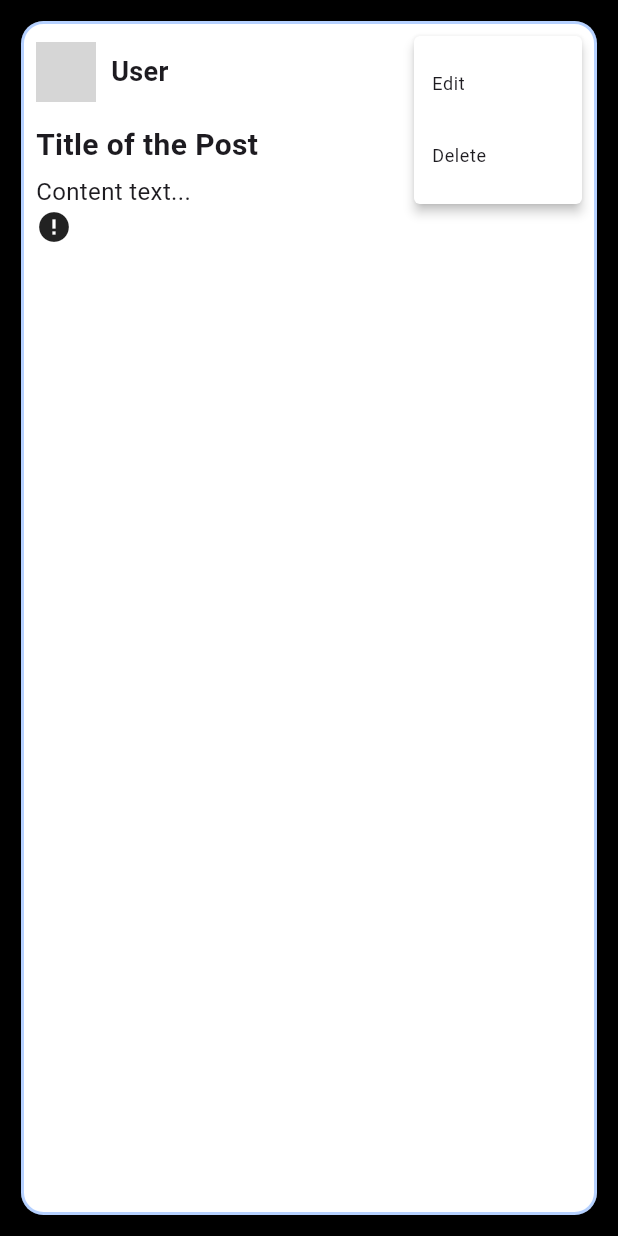
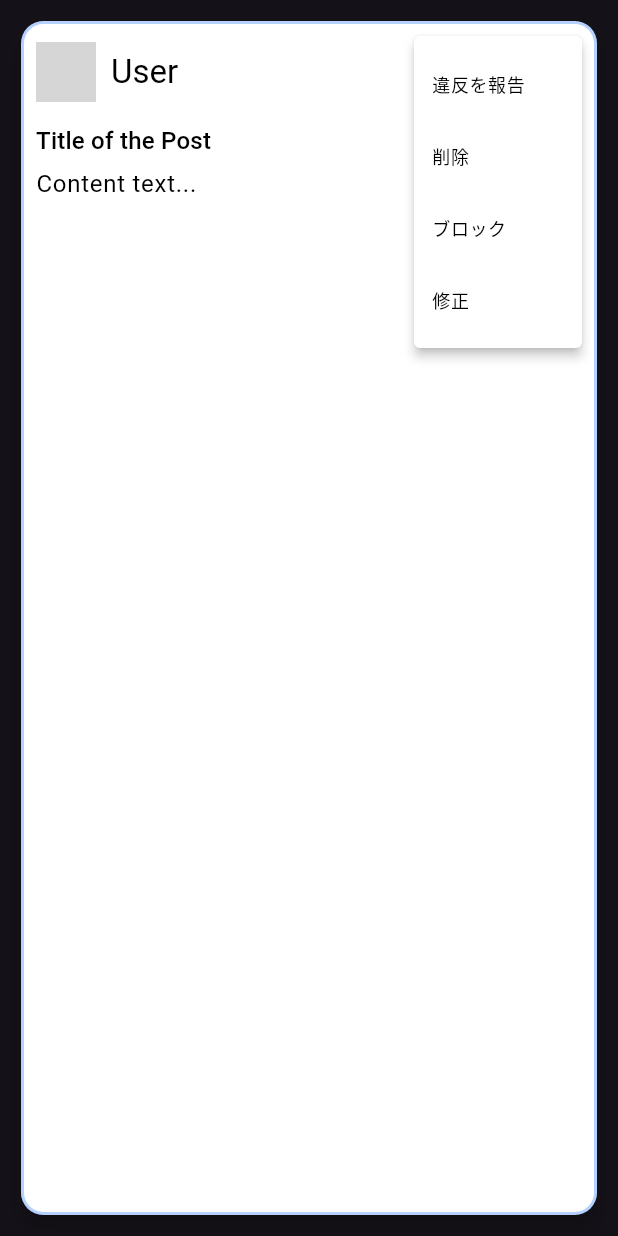
Before and after one commit to jhh78/what_this, a Flutter app: the ContentsCardWidget widget shown alone on an empty page, opened directly, after a tap on the "more vert" icon, on a phone screen of 412 x 824 dp. Run offline on Flutter 3.47's test engine with Material 3 defaults, Android fonts, the phone set to English and light mode, and no system bars; our stand-ins replace firebase_auth, firebase_core, flutter_signin_button, get, google_sign_in, hive and 4 more; accounts and stored records are empty; generated files the repository leaves out were written again; network calls fail; grey boxes are pictures that could not be loaded.

```diff
--- a/lib/screen/sign_in.dart
+++ b/lib/screen/sign_in.dart
@@ -6,8 +6,10 @@ import 'package:flutter/material.dart';
 import 'package:flutter_signin_button/button_list.dart';
 import 'package:flutter_signin_button/button_view.dart';
 import 'package:get/get.dart';
+import 'package:hive/hive.dart';
 import 'package:whats_this/screen/home.dart';
 import 'package:whats_this/service/auth.dart';
+import 'package:whats_this/util/hive.dart';
 
 class SignInScreen extends StatelessWidget {
   const SignInScreen({super.key});
@@ -19,6 +21,9 @@ class SignInScreen extends StatelessWidget {
       } else if (Platform.isIOS) {
         await AuthService.signInWithApple();
       }
+
+      Box box = await Hive.openBox(SYSTEM_BOX);
+      box.put(IS_FIRST_INSTALL, true);
 
       Get.offAll(() => HomeScreen(), transition: Transition.fade);
     } catch (error) {
--- a/lib/util/hive.dart
+++ b/lib/util/hive.dart
@@ -1,7 +1,5 @@
 // BOX
 String SYSTEM_BOX = 'system_box';
-String USER_BOX = 'user_box';
 
 // Datastore
-String SYSTEM_DATA = 'system_data';
-String USER_DATA = 'user_data';
+String IS_FIRST_INSTALL = 'isFirstInstall';
--- a/lib/widget/contents_card.dart
+++ b/lib/widget/contents_card.dart
@@ -30,7 +30,7 @@ class ContentsCardWidget extends StatelessWidget {
                   SizedBox(width: 10),
                   Text(
                     'User',
-                    style: TextStyle(fontSize: 18, fontWeight: FontWeight.bold),
+                    style: Theme.of(context).textTheme.titleLarge?.copyWith(color: Colors.black),
                   ),
                   Spacer(),
                   PopupMenuButton<int>(
@@ -40,16 +40,32 @@ class ContentsCardWidget extends StatelessWidget {
                       PopupMenuItem<int>(
                         value: 0,
                         child: Text(
-                          'Edit',
-                          style: Theme.of(context).textTheme.bodySmall,
+                          '違反を報告',
+                          style: Theme.of(context).textTheme.bodySmall?.copyWith(color: Colors.black),
                         ),
                         textStyle: TextStyle(color: Colors.black),
                       ),
                       PopupMenuItem<int>(
                         value: 1,
                         child: Text(
-                          'Delete',
-                          style: Theme.of(context).textTheme.bodySmall,
+                          '削除',
+                          style: Theme.of(context).textTheme.bodySmall?.copyWith(color: Colors.black),
+                        ),
+                        textStyle: TextStyle(color: Colors.black),
+                      ),
+                      PopupMenuItem<int>(
+                        value: 0,
+                        child: Text(
+                          'ブロック',
+                          style: Theme.of(context).textTheme.bodySmall?.copyWith(color: Colors.black),
+                        ),
+                        textStyle: TextStyle(color: Colors.black),
+                      ),
+                      PopupMenuItem<int>(
+                        value: 0,
+                        child: Text(
+                          '修正',
+                          style: Theme.of(context).textTheme.bodySmall?.copyWith(color: Colors.black),
                         ),
                         textStyle: TextStyle(color: Colors.black),
                       ),
@@ -61,12 +77,12 @@ class ContentsCardWidget extends StatelessWidget {
               SizedBox(height: 10),
               Text(
                 'Title of the Post',
-                style: TextStyle(fontSize: 20, fontWeight: FontWeight.bold),
+                style: Theme.of(context).textTheme.titleMedium?.copyWith(color: Colors.black),
               ),
               SizedBox(height: 5),
               Text(
                 'Content text...',
-                style: TextStyle(fontSize: 16),
+                style: Theme.of(context).textTheme.bodyLarge?.copyWith(color: Colors.black),
               ),
               Image.network(
                 "https://cdn.pixabay.com/photo/2023/02/04/20/32/man-7768120_1280.jpg",
--- a/pubspec.yaml
+++ b/pubspec.yaml
@@ -43,6 +43,9 @@ dependencies:
   sign_in_with_apple: ^6.1.4
   flutter_signin_button: ^2.0.0
   firebase_auth: ^5.4.2
+  image_picker: ^1.1.2
+  hive: ^2.2.3
+  hive_flutter: ^1.1.0
 
 dev_dependencies:
   flutter_test:
```
Also changed, not shown: lib/main.dart (+35 -10 lines), lib/screen/add_question.dart (+89 -3 lines), lib/screen/home.dart (+4 -3 lines), lib/service/auth.dart (+12 -0 lines), pubspec.lock, 3 other files.
